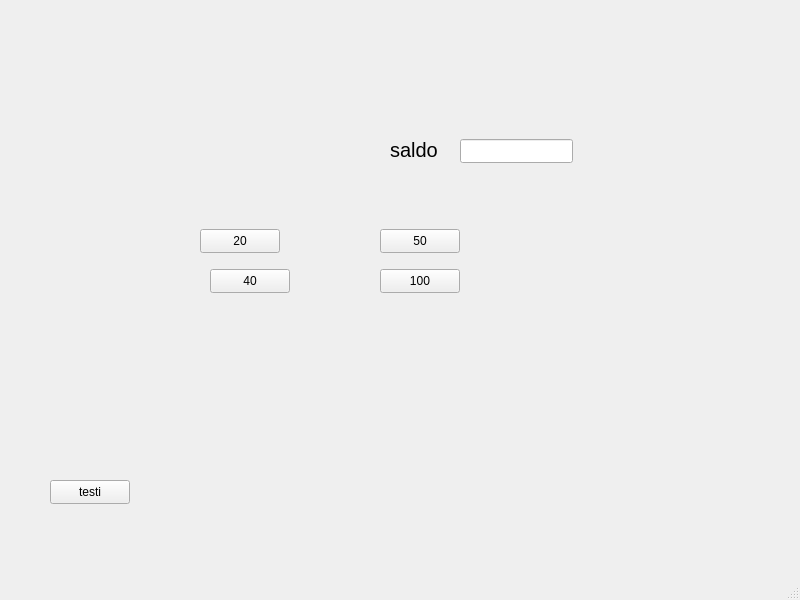
Above: frontend/mainwindow.ui from matiasKoo/BankSim_2023 before the change. Below: the same form after it.
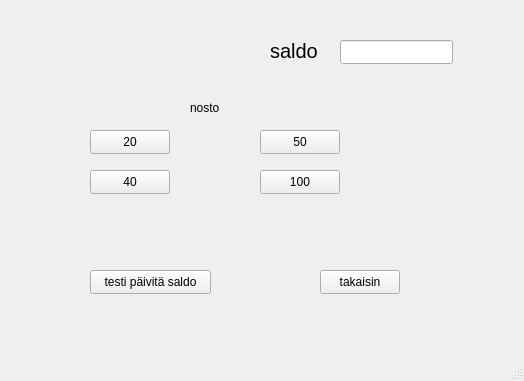
That is the form after the change. The open tabs and pages were chosen to show the change.

Commit message: lisätty kommentteja

```diff
--- a/frontend/mainwindow.ui
+++ b/frontend/mainwindow.ui
@@ -6,32 +6,19 @@
    <rect>
     <x>0</x>
     <y>0</y>
-    <width>800</width>
-    <height>600</height>
+    <width>524</width>
+    <height>381</height>
    </rect>
   </property>
   <property name="windowTitle">
    <string>MainWindow</string>
   </property>
   <widget class="QWidget" name="centralwidget">
-   <widget class="QPushButton" name="testi">
-    <property name="geometry">
-     <rect>
-      <x>50</x>
-      <y>480</y>
-      <width>80</width>
-      <height>24</height>
-     </rect>
-    </property>
-    <property name="text">
-     <string>testi</string>
-    </property>
-   </widget>
    <widget class="QStackedWidget" name="stackedWidget">
     <property name="geometry">
      <rect>
-      <x>120</x>
-      <y>99</y>
+      <x>0</x>
+      <y>0</y>
       <width>521</width>
       <height>341</height>
      </rect>
@@ -96,7 +83,7 @@
      <widget class="QPushButton" name="nosta20">
       <property name="geometry">
        <rect>
-        <x>80</x>
+        <x>90</x>
         <y>130</y>
         <width>80</width>
         <height>24</height>
@@ -184,6 +171,83 @@
        <string>saldo</string>
       </property>
      </widget>
+     <widget class="QPushButton" name="testi">
+      <property name="geometry">
+       <rect>
+        <x>90</x>
+        <y>270</y>
+        <width>121</width>
+        <height>24</height>
+       </rect>
+      </property>
+      <property name="text">
+       <string>testi päivitä saldo</string>
+      </property>
+     </widget>
+     <widget class="QPushButton" name="menuButton1">
+      <property name="geometry">
+       <rect>
+        <x>320</x>
+        <y>270</y>
+        <width>80</width>
+        <height>24</height>
+       </rect>
+      </property>
+      <property name="text">
+       <string>takaisin</string>
+      </property>
+     </widget>
+     <widget class="QLabel" name="label_3">
+      <property name="geometry">
+       <rect>
+        <x>190</x>
+        <y>100</y>
+        <width>49</width>
+        <height>16</height>
+       </rect>
+      </property>
+      <property name="text">
+       <string>nosto</string>
+      </property>
+     </widget>
+    </widget>
+    <widget class="QWidget" name="tiliTapahtumatPage">
+     <widget class="QListWidget" name="listWidget">
+      <property name="geometry">
+       <rect>
+        <x>115</x>
+        <y>91</y>
+        <width>261</width>
+        <height>201</height>
+       </rect>
+      </property>
+     </widget>
+     <widget class="QLabel" name="label_2">
+      <property name="geometry">
+       <rect>
+        <x>170</x>
+        <y>40</y>
+        <width>151</width>
+        <height>20</height>
+       </rect>
+      </property>
+      <property name="text">
+       <string>tilitapahtumat</string>
+      </property>
+     </widget>
+     <widget class="QPushButton" name="menuButton2">
+      <property name="geometry">
+       <rect>
+        <x>400</x>
+        <y>310</y>
+        <width>80</width>
+        <height>24</height>
+       </rect>
+      </property>
+      <property name="text">
+       <string>takaisin</string>
+      </property>
+     </widget>
     </widget>
    </widget>
   </widget>
```
Left out of the diff: 12 changed lines with no effect on the pictures. The commit also changes 2 other files.
